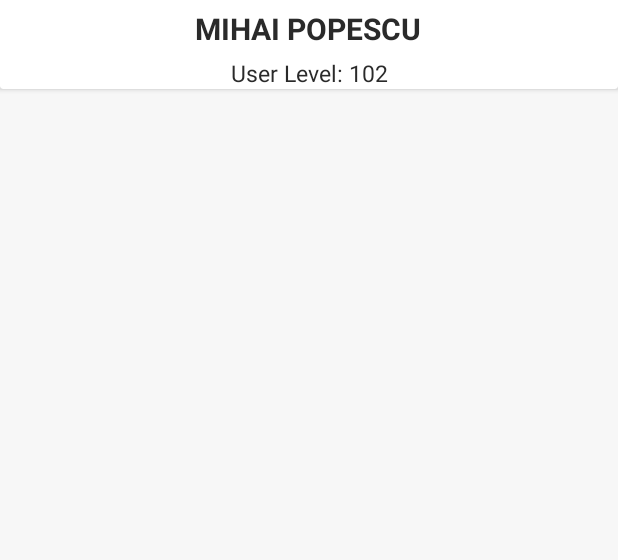
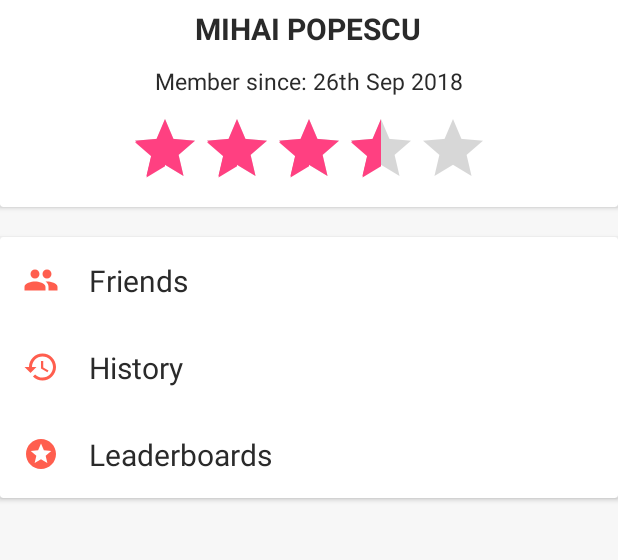
Before and after one commit to CAPAC2018/capac, an Android app: the fragment MyProfileFragment shown on its own in the app's theme, on a phone screen of 412 x 824 dp, the part 165-725 px from its top. Run offline under Robolectric (Android 15) with nearby library versions, the light colour scheme and no system bars; our stand-ins replace ButterKnife, Dagger/Hilt's generated code, RxJava; libraries missing offline, so code that uses them is left out: com.androidnetworking, com.androidnetworking.common, com.androidnetworking.error.

Commit message:
Update
Besides changes to My Profile design, a button to expand the toolbar was added to make the app look more "normal" while developing, this will be replaced eventually.
Also went back to SourceSansPro font

```diff
--- a/AndroidApp/app/build.gradle
+++ b/AndroidApp/app/build.gradle
@@ -58,6 +58,7 @@ dependencies {
     implementation "com.android.support:support-vector-drawable:$rootProject.supportLibraryVersion"
     implementation "com.android.support:animated-vector-drawable:$rootProject.supportLibraryVersion"
 
+
     //used for bottom navigation
     implementation 'com.android.support.constraint:constraint-layout:1.1.2'
 
@@ -107,6 +108,8 @@ dependencies {
     androidTestImplementation "com.android.support.test.espresso:espresso-intents:$rootProject.espressoVersion"
     androidTestImplementation "org.mockito:mockito-core:$rootProject.mockitoVersion"
     androidTestAnnotationProcessor "com.google.dagger:dagger-compiler:$rootProject.dagger2Version"
+
+    android.defaultConfig.vectorDrawables.useSupportLibrary = true
 }
 
 configurations.all {
--- /dev/null
+++ b/AndroidApp/app/src/main/res/drawable/expand_btn.xml
@@ -0,0 +1,5 @@
+<?xml version="1.0" encoding="utf-8"?>
+<selector xmlns:android="http://schemas.android.com/apk/res/android">
+<item android:drawable="@drawable/ic_expand_more_black_24dp" android:state_activated="false"></item>
+    <item android:state_activated="true" android:drawable="@drawable/ic_expand_less_black_24dp"></item>
+</selector>
--- /dev/null
+++ b/AndroidApp/app/src/main/res/drawable/ic_expand_less_black_24dp.xml
@@ -0,0 +1,5 @@
+<vector android:height="24dp" android:tint="#FF5E4E"
+    android:viewportHeight="24.0" android:viewportWidth="24.0"
+    android:width="24dp" xmlns:android="http://schemas.android.com/apk/res/android">
+    <path android:fillColor="#FF000000" android:pathData="M12,8l-6,6 1.41,1.41L12,10.83l4.59,4.58L18,14z"/>
+</vector>
--- /dev/null
+++ b/AndroidApp/app/src/main/res/drawable/ic_history_black_24dp.xml
@@ -0,0 +1,5 @@
+<vector android:height="24dp" android:tint="#FF5E4E"
+    android:viewportHeight="24.0" android:viewportWidth="24.0"
+    android:width="24dp" xmlns:android="http://schemas.android.com/apk/res/android">
+    <path android:fillColor="#FF000000" android:pathData="M13,3c-4.97,0 -9,4.03 -9,9L1,12l3.89,3.89 0.07,0.14L9,12L6,12c0,-3.87 3.13,-7 7,-7s7,3.13 7,7 -3.13,7 -7,7c-1.93,0 -3.68,-0.79 -4.94,-2.06l-1.42,1.42C8.27,19.99 10.51,21 13,21c4.97,0 9,-4.03 9,-9s-4.03,-9 -9,-9zM12,8v5l4.28,2.54 0.72,-1.21 -3.5,-2.08L13.5,8L12,8z"/>
+</vector>
--- /dev/null
+++ b/AndroidApp/app/src/main/res/drawable/ic_people_black_24dp.xml
@@ -0,0 +1,5 @@
+<vector android:height="24dp" android:tint="#FF5E4E"
+    android:viewportHeight="24.0" android:viewportWidth="24.0"
+    android:width="24dp" xmlns:android="http://schemas.android.com/apk/res/android">
+    <path android:fillColor="#FF000000" android:pathData="M16,11c1.66,0 2.99,-1.34 2.99,-3S17.66,5 16,5c-1.66,0 -3,1.34 -3,3s1.34,3 3,3zM8,11c1.66,0 2.99,-1.34 2.99,-3S9.66,5 8,5C6.34,5 5,6.34 5,8s1.34,3 3,3zM8,13c-2.33,0 -7,1.17 -7,3.5L1,19h14v-2.5c0,-2.33 -4.67,-3.5 -7,-3.5zM16,13c-0.29,0 -0.62,0.02 -0.97,0.05 1.16,0.84 1.97,1.97 1.97,3.45L17,19h6v-2.5c0,-2.33 -4.67,-3.5 -7,-3.5z"/>
+</vector>
--- /dev/null
+++ b/AndroidApp/app/src/main/res/drawable/ic_stars_black_24dp.xml
@@ -0,0 +1,5 @@
+<vector android:height="24dp" android:tint="#FF5E4E"
+    android:viewportHeight="24.0" android:viewportWidth="24.0"
+    android:width="24dp" xmlns:android="http://schemas.android.com/apk/res/android">
+    <path android:fillColor="#FF000000" android:pathData="M11.99,2C6.47,2 2,6.48 2,12s4.47,10 9.99,10C17.52,22 22,17.52 22,12S17.52,2 11.99,2zM16.23,18L12,15.45 7.77,18l1.12,-4.81 -3.73,-3.23 4.92,-0.42L12,5l1.92,4.53 4.92,0.42 -3.73,3.23L16.23,18z"/>
+</vector>
--- a/AndroidApp/app/src/main/res/layout/event_cell_content_layout.xml
+++ b/AndroidApp/app/src/main/res/layout/event_cell_content_layout.xml
@@ -5,7 +5,7 @@
     android:layout_height="wrap_content"
     android:background="@drawable/corner_border_gray"
     android:padding="10dp"
-    android:elevation="10dp"
+    android:elevation="5dp"
     android:visibility="gone">
     <LinearLayout
         android:baselineAligned="false"
--- a/AndroidApp/app/src/main/res/layout/event_cell_title_layout.xml
+++ b/AndroidApp/app/src/main/res/layout/event_cell_title_layout.xml
@@ -6,7 +6,7 @@
     android:layout_width="match_parent"
     android:layout_height="wrap_content"
     android:padding="10dp"
-    android:elevation="10dp"
+    android:elevation="5dp"
     android:background="@drawable/corner_border_gray">
 
         <TextView
--- a/AndroidApp/app/src/main/res/layout/fragment_my_profile.xml
+++ b/AndroidApp/app/src/main/res/layout/fragment_my_profile.xml
@@ -4,6 +4,7 @@
     android:layout_width="match_parent"
     android:layout_height="match_parent">
     <android.support.v7.widget.CardView
+        android:id="@+id/user_details_card_view"
         android:padding="10dp"
         android:layout_width="match_parent"
         android:layout_height="wrap_content"
@@ -31,19 +32,78 @@
                 android:textSize="20sp"
                 android:textAllCaps="true"
                 android:padding="5dp"
-                style="@style/TextAppearance.Text.Condensed.Bold"
+                style="@style/TextAppearance.Text.Bold"
                 />
             <TextView
-
+                android:padding="5dp"
                 android:gravity="center"
                 android:id="@+id/user_level"
                 android:layout_width="match_parent"
                 android:layout_height="wrap_content"
                 android:layout_below="@id/user_first_and_last_name"
                 style="@style/TextAppearance.Text.Light"
-                android:text="User Level: 102"
+                android:text="Member since: 26th Sep 2018"
                 android:textSize="15sp"/>
+            <RatingBar
+                android:paddingTop="5dp"
+                android:paddingBottom="5dp"
+                android:layout_width="wrap_content"
+                android:layout_height="wrap_content"
+                android:layout_below="@id/user_level"
+                android:layout_centerHorizontal="true"
+                android:rating="3.5"/>
             </RelativeLayout>
-
+    </android.support.v7.widget.CardView>
+    <android.support.v7.widget.CardView
+        android:layout_below="@id/user_details_card_view"
+        android:padding="10dp"
+        android:layout_width="match_parent"
+        android:layout_height="wrap_content"
+        android:layout_marginTop="10dp"
+        android:layout_marginBottom="10dp"
+        android:elevation="5dp">
+        <RelativeLayout
+            android:layout_width="match_parent"
+            android:layout_height="wrap_content">
+                <TextView
+                    android:clickable="true"
+                    android:focusable="true"
+                    android:id="@+id/firends_in_card_view"
+                    android:padding="15dp"
+                    android:layout_width="match_parent"
+                    android:layout_height="wrap_content"
+                    android:text="Friends"
+                    android:drawableStart="@drawable/ic_people_black_24dp"
+                    android:drawablePadding="20dp"
+                    style="@style/TextAppearance.Text.Regular"
+                    android:textSize="20sp"/>
+                <TextView
+                    android:clickable="true"
+                    android:focusable="true"
+                    android:layout_below="@id/firends_in_card_view"
+                    android:padding="15dp"
+                    android:id="@+id/history_in_card_view"
+                    android:layout_width="match_parent"
+                    android:layout_height="wrap_content"
+                    android:text="History"
+                    android:drawableStart="@drawable/ic_history_black_24dp"
+                    android:drawablePadding="20dp"
+                    style="@style/TextAppearance.Text.Regular"
+                    android:textSize="20sp"
+                    android:layout_centerVertical="true"/>
+                <TextView
+                    android:clickable="true"
+                    android:focusable="true"
+                    android:layout_below="@id/history_in_card_view"
+                    android:padding="15dp"
+                    android:layout_width="match_parent"
+                    android:layout_height="wrap_content"
+                    android:text="Leaderboards"
+                    android:drawableStart="@drawable/ic_stars_black_24dp"
+                    android:drawablePadding="20dp"
+                    style="@style/TextAppearance.Text.Regular"
+                    android:textSize="20sp"
+                    android:layout_centerVertical="true"/>
+        </RelativeLayout>
     </android.support.v7.widget.CardView>
 </RelativeLayout>
--- a/AndroidApp/app/src/main/res/values/styles.xml
+++ b/AndroidApp/app/src/main/res/values/styles.xml
@@ -43,15 +43,15 @@
     </style>
 
     <style name="TextAppearance.Text.Regular" parent="android:TextAppearance">
-        <item name="fontPath">fonts/source-sans-pro/OpenSans-Regular.ttf</item>
+        <item name="fontPath">fonts/source-sans-pro/SourceSansPro-Regular.ttf</item>
     </style>
 
     <style name="TextAppearance.Text.Bold" parent="android:TextAppearance">
-        <item name="fontPath">fonts/source-sans-pro/OpenSans-Bold.ttf</item>
+        <item name="fontPath">fonts/source-sans-pro/SourceSansPro-Bold.ttf</item>
     </style>
 
     <style name="TextAppearance.Text.Light" parent="android:TextAppearance">
-        <item name="fontPath">fonts/source-sans-pro/OpenSans-Light.ttf</item>
+        <item name="fontPath">fonts/source-sans-pro/SourceSansPro-Light.ttf</item>
     </style>
 
     <style name="TextAppearance.Text.Condensed.Bold" parent="android:TextAppearance">
@@ -63,7 +63,7 @@
     </style>
 
     <style name="TextAppearance.Text.Italic" parent="android:TextAppearance">
-        <item name="fontPath">fonts/source-sans-pro/OpenSans-Italic.ttf</item>
+        <item name="fontPath">fonts/source-sans-pro/SourceSansPro-Italic.ttf</item>
     </style>
 
     <style name="TextStyle">
```
Also changed, not shown: AndroidApp/app/src/main/java/ro/capac/android/capac2018/ui/main/MainActivity.java (+17 -1 lines), AndroidApp/app/src/main/res/layout/activity_main.xml (+16 -0 lines).
